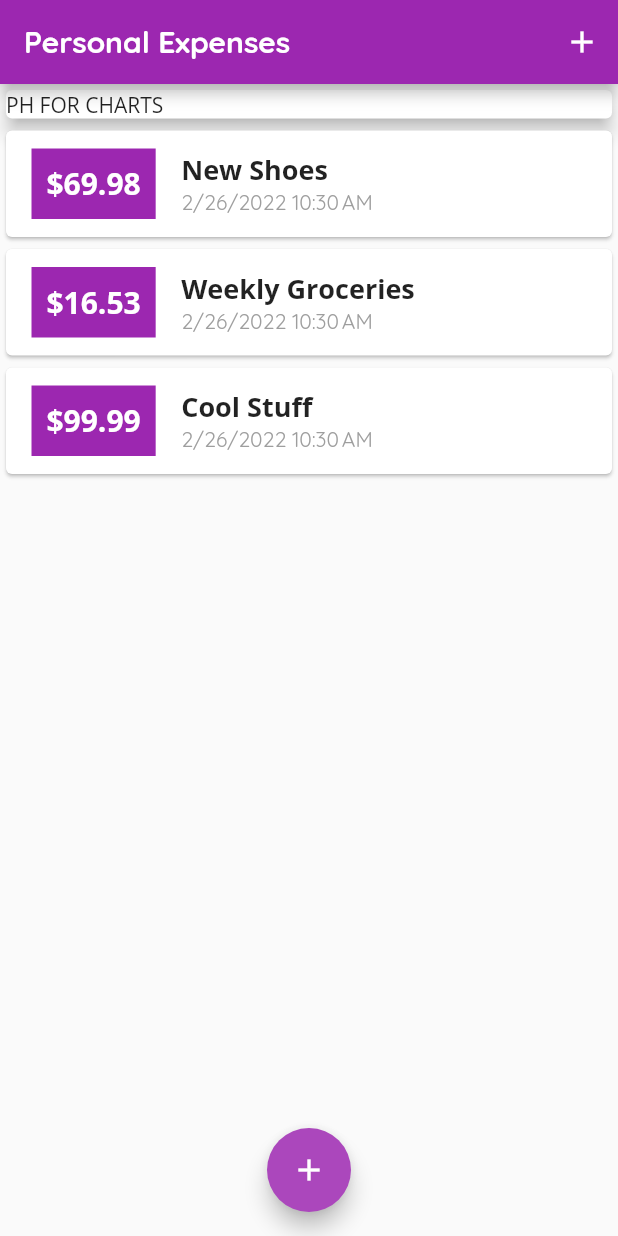
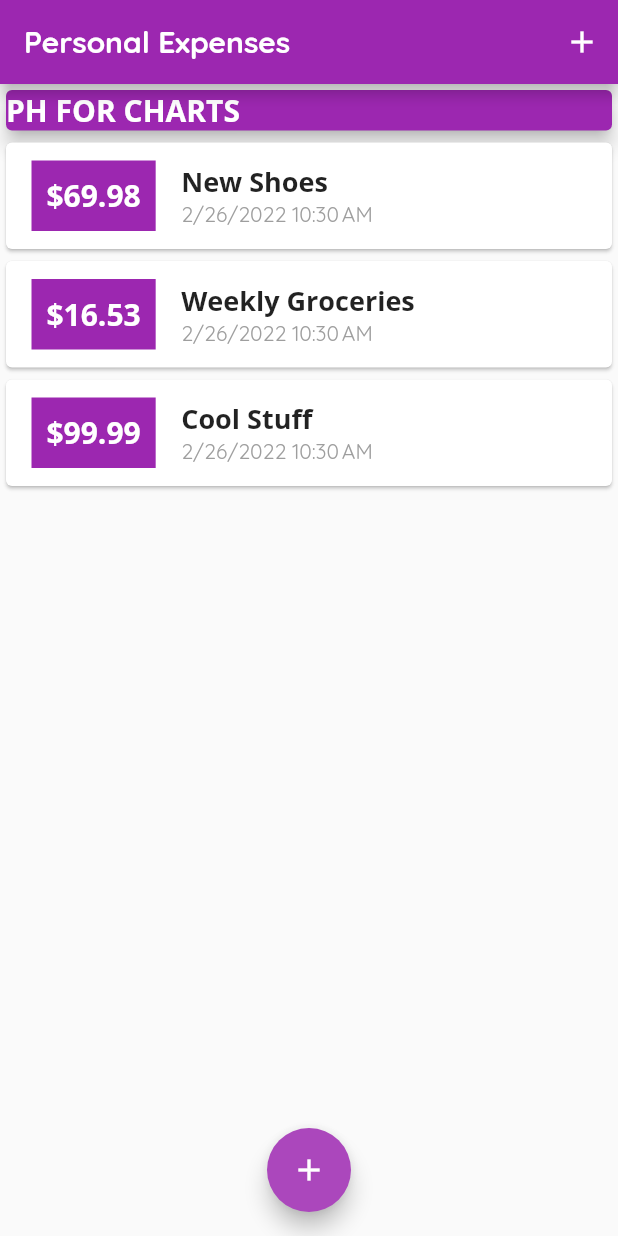
Before and after one commit to mubinbin/expenses_app, a Flutter app: the screen it shows after launch, on a phone screen of 412 x 824 dp. Run offline on Flutter 3.47's test engine with Material 2 defaults, Android fonts, the phone set to English and light mode, and no system bars.

Commit message:
added image when no records for transactions

```diff
--- a/lib/widgets/home.dart
+++ b/lib/widgets/home.dart
@@ -76,10 +76,14 @@ class _MyHomePageState extends State<MyHomePage> {
         child: Column(
           crossAxisAlignment: CrossAxisAlignment.stretch,
           children: <Widget>[
-            const SizedBox(
+            SizedBox(
               child: Card(
-                child: Text("PH FOR CHARTS"),
+                child: Text(
+                  "PH FOR CHARTS",
+                  style: Theme.of(context).textTheme.headline6,
+                ),
                 elevation: 5,
+                color: Theme.of(context).primaryColor,
               ),
               width: double.infinity,
             ),
--- a/lib/widgets/transaction_list.dart
+++ b/lib/widgets/transaction_list.dart
@@ -12,7 +12,17 @@ class TransactionList extends StatelessWidget {
   Widget build(BuildContext context) {
     return SizedBox(
       height: 400,
-      child: ListView.builder(
+      child: userTransactions.isEmpty
+          ? Column(
+              children: <Widget>[
+                Text(
+                  'No trasctions added yet',
+                  style: Theme.of(context).textTheme.headline4,
+                ),
+                Image.asset('assets/images/waiting.png'),
+              ],
+            )
+          : ListView.builder(
               itemBuilder: (BuildContext context, int index) {
                 return Card(
                   child: Row(
--- a/pubspec.yaml
+++ b/pubspec.yaml
@@ -59,8 +59,8 @@ flutter:
   uses-material-design: true
 
   # To add assets to your application, add an assets section, like this:
-  # assets:
-  #   - images/a_dot_burr.jpeg
+  assets:
+    - assets/images/waiting.png
   #   - images/a_dot_ham.jpeg
 
   # An image asset can refer to one or more resolution-specific "variants", see
```
Also changed, not shown: assets/images/waiting.png (added), 1 other file. Lines whose indentation alone changed are shown as unchanged.
